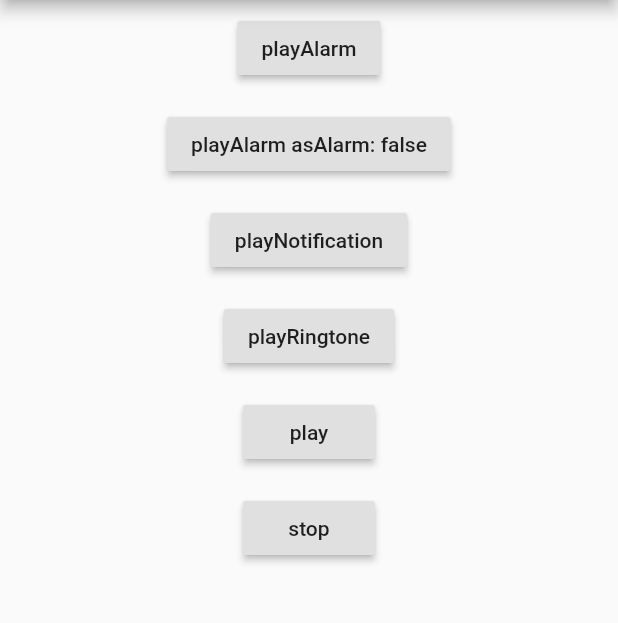
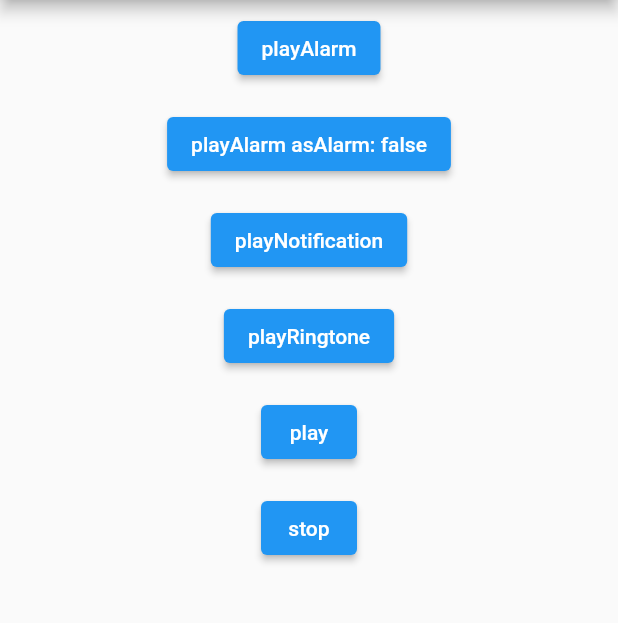
Before and after one commit to inway/flutter_ringtone_player, a Flutter app: the screen it shows after launch, on a phone screen of 412 x 824 dp, the part 84-707 px from its top. Run offline on Flutter 3.47's test engine with Material 2 defaults, Android fonts, the phone set to English and light mode, and no system bars.

Commit message:
Migrate from RaisedButton to ElevatedButton in example

```diff
--- a/example/lib/main.dart
+++ b/example/lib/main.dart
@@ -16,7 +16,7 @@ class MyApp extends StatelessWidget {
             children: <Widget>[
               Padding(
                 padding: EdgeInsets.all(8),
-                child: RaisedButton(
+                child: ElevatedButton(
                   child: const Text('playAlarm'),
                   onPressed: () {
                     FlutterRingtonePlayer.playAlarm();
@@ -25,7 +25,7 @@ class MyApp extends StatelessWidget {
               ),
               Padding(
                 padding: EdgeInsets.all(8),
-                child: RaisedButton(
+                child: ElevatedButton(
                   child: const Text('playAlarm asAlarm: false'),
                   onPressed: () {
                     FlutterRingtonePlayer.playAlarm(asAlarm: false);
@@ -34,7 +34,7 @@ class MyApp extends StatelessWidget {
               ),
               Padding(
                 padding: EdgeInsets.all(8),
-                child: RaisedButton(
+                child: ElevatedButton(
                   child: const Text('playNotification'),
                   onPressed: () {
                     FlutterRingtonePlayer.playNotification();
@@ -43,7 +43,7 @@ class MyApp extends StatelessWidget {
               ),
               Padding(
                 padding: EdgeInsets.all(8),
-                child: RaisedButton(
+                child: ElevatedButton(
                   child: const Text('playRingtone'),
                   onPressed: () {
                     FlutterRingtonePlayer.playRingtone();
@@ -52,7 +52,7 @@ class MyApp extends StatelessWidget {
               ),
               Padding(
                 padding: EdgeInsets.all(8),
-                child: RaisedButton(
+                child: ElevatedButton(
                   child: const Text('play'),
                   onPressed: () {
                     FlutterRingtonePlayer.play(
@@ -66,7 +66,7 @@ class MyApp extends StatelessWidget {
               ),
               Padding(
                 padding: EdgeInsets.all(8),
-                child: RaisedButton(
+                child: ElevatedButton(
                   child: const Text('stop'),
                   onPressed: () {
                     FlutterRingtonePlayer.stop();
```
